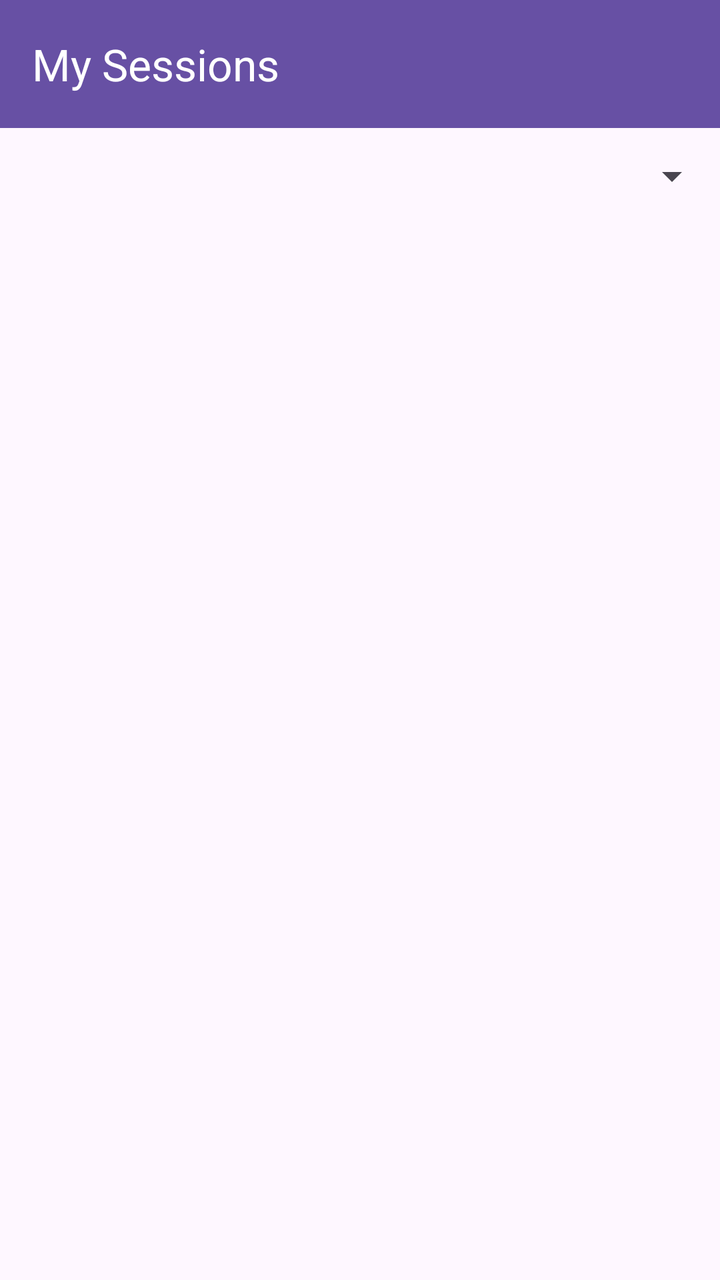
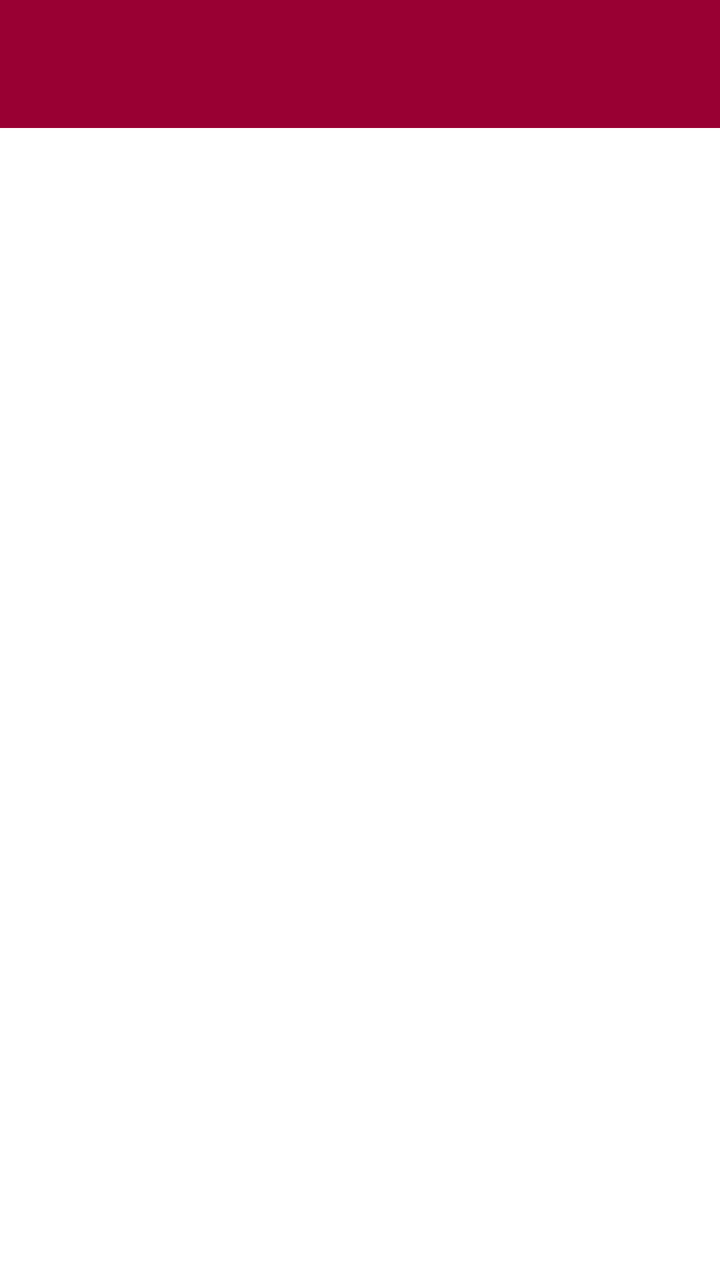

The first picture is an Android layout as it rendered before a commit; the second is the same layout after the commit. The layout source and the unified diff follow.
<!-- AndroidManifest.xml: application theme Theme.OTAMS -->
<!-- res/layout/activity_student_sessions.xml -->
<?xml version="1.0" encoding="utf-8"?>
<LinearLayout xmlns:android="http://schemas.android.com/apk/res/android"
    xmlns:app="http://schemas.android.com/apk/res-auto"
    android:orientation="vertical"
    android:layout_width="match_parent"
    android:layout_height="match_parent">

    
    <androidx.appcompat.widget.Toolbar
        android:id="@+id/toolbar"
        android:layout_width="match_parent"
        android:layout_height="?attr/actionBarSize"
        android:background="?attr/colorPrimary"
        app:title="My Sessions"
        app:titleTextColor="@android:color/white" />

    
    <Spinner
        android:id="@+id/spinnerFilter"
        android:layout_width="match_parent"
        android:layout_height="48dp"
        android:minHeight="48dp"
        android:paddingStart="12dp"
        android:paddingEnd="12dp" />

    
    <TextView
        android:id="@+id/txtEmpty"
        android:layout_width="match_parent"
        android:layout_height="wrap_content"
        android:text="@string/no_sessions"
        android:gravity="center"
        android:padding="24dp"
        android:visibility="gone" />

    
    <androidx.recyclerview.widget.RecyclerView
        android:id="@+id/recyclerSessions"
        android:layout_width="match_parent"
        android:layout_height="0dp"
        android:layout_weight="1" />
</LinearLayout>
<!-- resources referenced by this layout -->
<resources>
  <string name="no_sessions">No sessions</string>
  <style name="Theme.OTAMS" parent="Theme.Material3.DayNight.NoActionBar">
          <item name="colorPrimaryDark">@color/uottawa_dark_red</item>
          <item name="colorAccent">@color/uottawa_light_red</item>
          <item name="android:statusBarColor">@color/uottawa_dark_red</item>
          <item name="android:navigationBarColor">@color/uottawa_red</item>
      </style>
  <color name="uottawa_dark_red">#660022</color>
  <color name="uottawa_light_red">#CC0044</color>
  <color name="uottawa_red">#990033</color>
</resources>

<!-- the commit's change to res/layout/activity_student_sessions.xml (unified diff, before → after) -->
@@ -1,36 +1,41 @@
 <?xml version="1.0" encoding="utf-8"?>
 <LinearLayout xmlns:android="http://schemas.android.com/apk/res/android"
-    xmlns:app="http://schemas.android.com/apk/res-auto"
+    xmlns:tools="http://schemas.android.com/tools"
     android:orientation="vertical"
+    android:background="@color/white"
     android:layout_width="match_parent"
-    android:layout_height="match_parent">
+    android:layout_height="match_parent"
+    tools:context=".activities.StudentSessionsActivity">
 
     
     <androidx.appcompat.widget.Toolbar
         android:id="@+id/toolbar"
         android:layout_width="match_parent"
         android:layout_height="?attr/actionBarSize"
-        android:background="?attr/colorPrimary"
-        app:title="My Sessions"
-        app:titleTextColor="@android:color/white" />
+        android:background="@color/uottawa_red"
+        android:title="My Sessions"
+        android:titleTextColor="@color/white"
+        android:elevation="4dp" />
 
     
     <Spinner
         android:id="@+id/spinnerFilter"
         android:layout_width="match_parent"
         android:layout_height="48dp"
-        android:minHeight="48dp"
-        android:paddingStart="12dp"
-        android:paddingEnd="12dp" />
+        android:padding="12dp"
+        android:layout_margin="16dp"
+        android:background="@android:color/transparent" />
 
     
     <TextView
         android:id="@+id/txtEmpty"
         android:layout_width="match_parent"
         android:layout_height="wrap_content"
-        android:text="@string/no_sessions"
-        android:gravity="center"
-        android:padding="24dp"
+        android:text="No sessions found."
+        android:textAlignment="center"
+        android:textSize="16sp"
+        android:textColor="@color/black"
+        android:padding="16dp"
         android:visibility="gone" />
 
     
@@ -38,5 +43,7 @@
         android:id="@+id/recyclerSessions"
         android:layout_width="match_parent"
         android:layout_height="0dp"
-        android:layout_weight="1" />
+        android:layout_weight="1"
+        android:padding="8dp" />
+
 </LinearLayout>
<!-- resource entries referenced after the edit -->
@@ -1,6 +1,6 @@
 <!-- resources referenced by this layout -->
 <resources>
-  <string name="no_sessions">No sessions</string>
+  <color name="black">#000000</color>
   <style name="Theme.OTAMS" parent="Theme.Material3.DayNight.NoActionBar">
           <item name="colorPrimaryDark">@color/uottawa_dark_red</item>
           <item name="colorAccent">@color/uottawa_light_red</item>
@@ -10,5 +10,6 @@
   <color name="uottawa_dark_red">#660022</color>
   <color name="uottawa_light_red">#CC0044</color>
   <color name="uottawa_red">#990033</color>
+  <color name="white">#FFFFFF</color>
 </resources>
 
